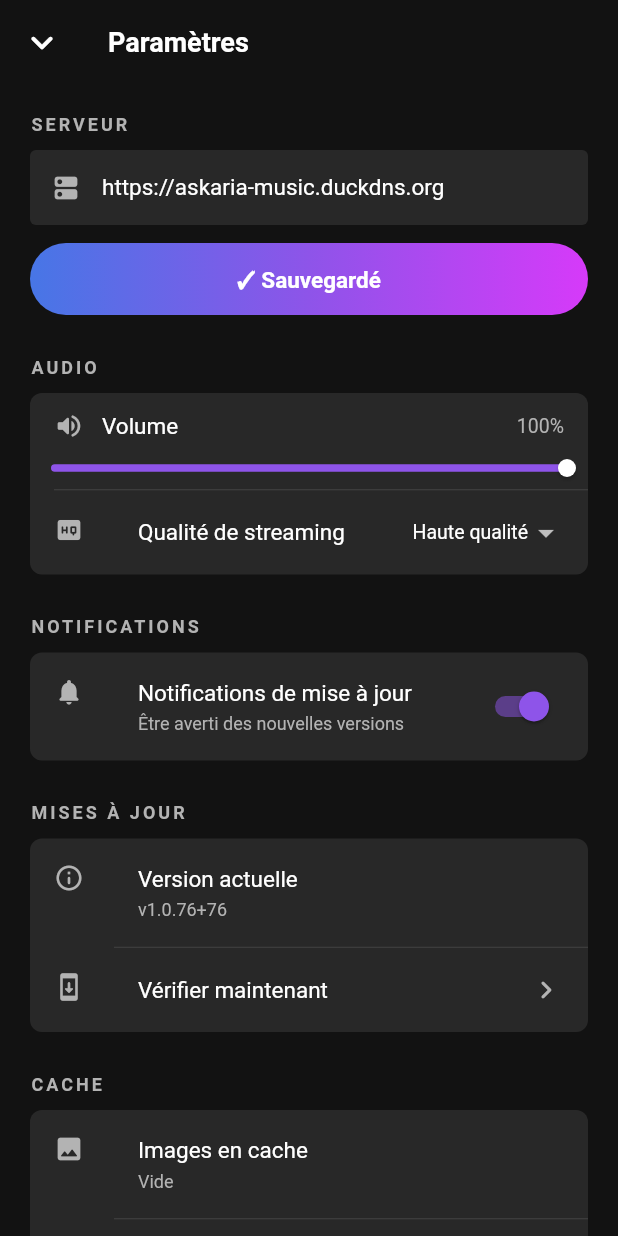
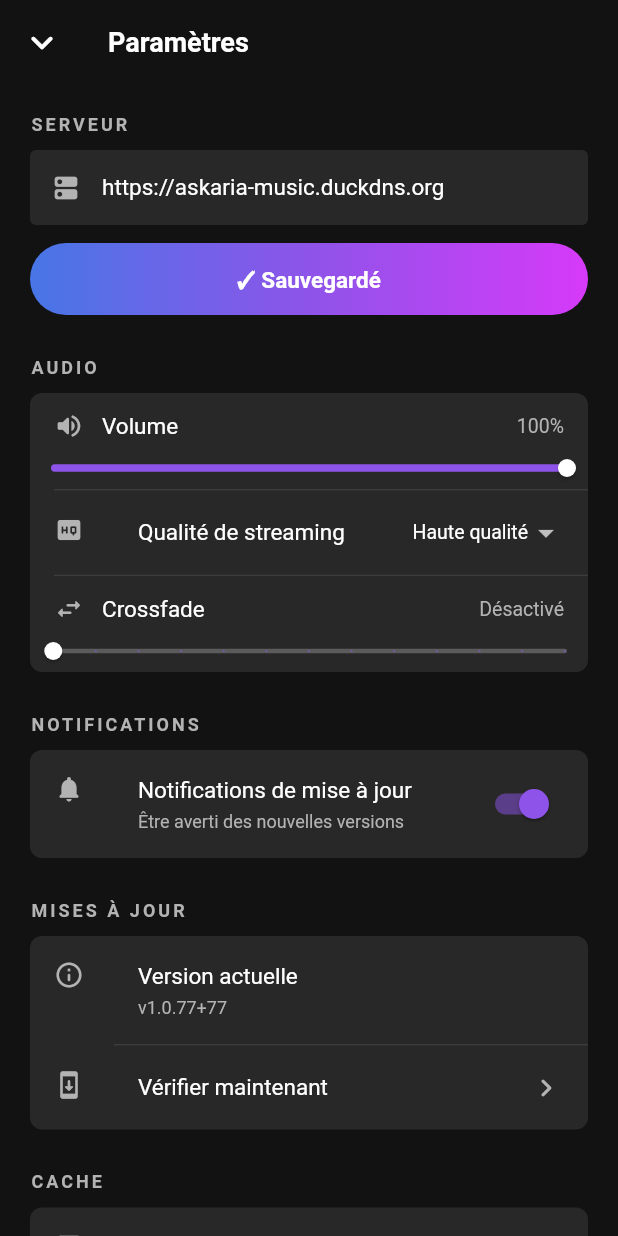
Before and after one commit to Mixypunk/askaria-Music, a Flutter app: the SettingsScreen screen opened directly, after a tap on "Enregistrer", on a phone screen of 412 x 824 dp. Run offline on Flutter 3.47's test engine with Material 3 defaults, Android fonts, the phone set to English and light mode, and no system bars; our stand-ins replace dio, flutter_secure_storage, image_picker, just_audio, just_audio_background, package_info_plus and 3 more; missing offline and left inert: mobile_scanner; accounts and stored records are empty; network calls fail.

Commit message:
Add files via upload

```diff
--- a/swingapp/lib/providers/player_provider.dart
+++ b/swingapp/lib/providers/player_provider.dart
@@ -79,9 +79,71 @@ class PlayerProvider extends ChangeNotifier {
   double _volume = 1.0;
   double get volume => _volume;
 
+  // ── Crossfade ──────────────────────────────────────────────────────────────
+  int _crossfadeSeconds = 0;   // 0 = désactivé
+  Timer? _crossfadeTimer;
+  bool _crossfading = false;
+
+  int get crossfadeSeconds => _crossfadeSeconds;
+
+  Future<void> setCrossfade(int seconds) async {
+    _crossfadeSeconds = seconds.clamp(0, 12);
+    final prefs = await SharedPreferences.getInstance();
+    await prefs.setInt('crossfade_seconds', _crossfadeSeconds);
+    notifyListeners();
+  }
+
+  Future<void> _loadCrossfade() async {
+    final prefs = await SharedPreferences.getInstance();
+    _crossfadeSeconds = prefs.getInt('crossfade_seconds') ?? 0;
+  }
+
+  /// Démarre le fondu sortant et enchaîne sur le titre suivant.
+  /// Appelé [_crossfadeSeconds] secondes avant la fin du titre.
+  Future<void> _startCrossfade() async {
+    if (_crossfading || _crossfadeSeconds <= 0) return;
+    if (!_player.hasNext && _repeatMode != RepeatMode.all) return;
+    _crossfading = true;
+
+    final steps    = _crossfadeSeconds * 20;  // 20 ticks/s
+    final interval = const Duration(milliseconds: 50);
+    final startVol = _volume;
+    int tick = 0;
+
+    _crossfadeTimer?.cancel();
+    _crossfadeTimer = Timer.periodic(interval, (t) async {
+      tick++;
+      final ratio = tick / steps;
+      if (ratio >= 1.0 || !mounted) {
+        t.cancel();
+        _crossfading = false;
+        // Passer au titre suivant et remettre le volume
+        await _player.setVolume(0);
+        await next();
+        // Fade in
+        await _fadeIn(startVol);
+        return;
+      }
+      // Fade out progressif
+      await _player.setVolume(startVol * (1.0 - ratio));
+    });
+  }
+
+  Future<void> _fadeIn(double targetVolume) async {
+    const steps    = 30;
+    const interval = Duration(milliseconds: 50);
+    for (int i = 0; i <= steps; i++) {
+      if (!mounted) return;
+      await _player.setVolume(targetVolume * (i / steps));
+      await Future.delayed(interval);
+    }
+    await _player.setVolume(targetVolume);
+  }
+
   PlayerProvider() {
     _initPlayer();
     _loadFavourites();
+    _loadCrossfade();
     _restoreQueue();
   }
 
@@ -115,6 +177,14 @@ class PlayerProvider extends ChangeNotifier {
 
     _player.positionStream.listen((pos) {
       _position = pos;
+      // Déclencher le crossfade N secondes avant la fin
+      if (_crossfadeSeconds > 0 &&
+          !_crossfading &&
+          _duration.inSeconds > _crossfadeSeconds + 2 &&
+          pos.inSeconds >= _duration.inSeconds - _crossfadeSeconds &&
+          _isPlaying) {
+        _startCrossfade();
+      }
       if (mounted) notifyListeners();
     });
 
@@ -235,6 +305,10 @@ class PlayerProvider extends ChangeNotifier {
 
   Future<void> next() async {
     if (_queue.isEmpty) return;
+    _crossfadeTimer?.cancel();
+    _crossfading = false;
+    // Restaurer le volume avant de passer au titre suivant
+    if (_player.volume < _volume) await _player.setVolume(_volume);
     if (_shuffle) {
       final idx = _random.nextInt(_queue.length);
       await _player.seek(Duration.zero, index: idx);
@@ -248,6 +322,9 @@ class PlayerProvider extends ChangeNotifier {
 
   Future<void> previous() async {
     if (_queue.isEmpty) return;
+    _crossfadeTimer?.cancel();
+    _crossfading = false;
+    if (_player.volume < _volume) await _player.setVolume(_volume);
     if (_position.inSeconds > 3) {
       await _player.seek(Duration.zero);
       return;
@@ -575,6 +652,7 @@ class PlayerProvider extends ChangeNotifier {
     _disposed = true;
     _sleepTimer?.cancel();
     _periodicTimer?.cancel();
+    _crossfadeTimer?.cancel();
     _player.dispose();
     super.dispose();
   }
--- a/swingapp/lib/screens/settings_screen.dart
+++ b/swingapp/lib/screens/settings_screen.dart
@@ -143,6 +143,38 @@ class _SettingsScreenState extends State<SettingsScreen> {
               },
             )),
           ),
+          const Divider(color: Colors.white12, height: 1, indent: 16),
+          // Crossfade
+          Consumer<PlayerProvider>(builder: (_, player, __) => Column(children: [
+            Padding(
+              padding: const EdgeInsets.fromLTRB(16, 12, 16, 4),
+              child: Row(children: [
+                const Icon(Icons.swap_horiz_rounded, color: Sp.white70, size: 20),
+                const SizedBox(width: 12),
+                const Expanded(child: Text('Crossfade',
+                  style: TextStyle(color: Sp.white, fontSize: 15))),
+                Text(
+                  player.crossfadeSeconds == 0
+                    ? 'Désactivé'
+                    : '${player.crossfadeSeconds}s',
+                  style: const TextStyle(color: Sp.white70, fontSize: 13)),
+              ])),
+            SliderTheme(
+              data: SliderThemeData(
+                trackHeight: 3,
+                thumbShape: const RoundSliderThumbShape(enabledThumbRadius: 6),
+                activeTrackColor: Sp.g2,
+                inactiveTrackColor: Colors.white24,
+                thumbColor: Colors.white,
+                overlayColor: Sp.g2.withOpacity(0.2),
+                overlayShape: const RoundSliderOverlayShape(overlayRadius: 14)),
+              child: Slider(
+                value: player.crossfadeSeconds.toDouble(),
+                min: 0, max: 12, divisions: 12,
+                label: player.crossfadeSeconds == 0
+                    ? 'Désactivé' : '${player.crossfadeSeconds}s',
+                onChanged: (v) => player.setCrossfade(v.round()))),
+          ])),
         ])),
         const SizedBox(height: 28),
 
--- a/swingapp/pubspec.yaml
+++ b/swingapp/pubspec.yaml
@@ -1,7 +1,7 @@
 name: askaria
 description: Askaria — Votre serveur de musique personnel
 publish_to: 'none'
-version: 1.0.76+76
+version: 1.0.77+77
 
 environment:
   sdk: '>=3.0.0 <4.0.0'
```
